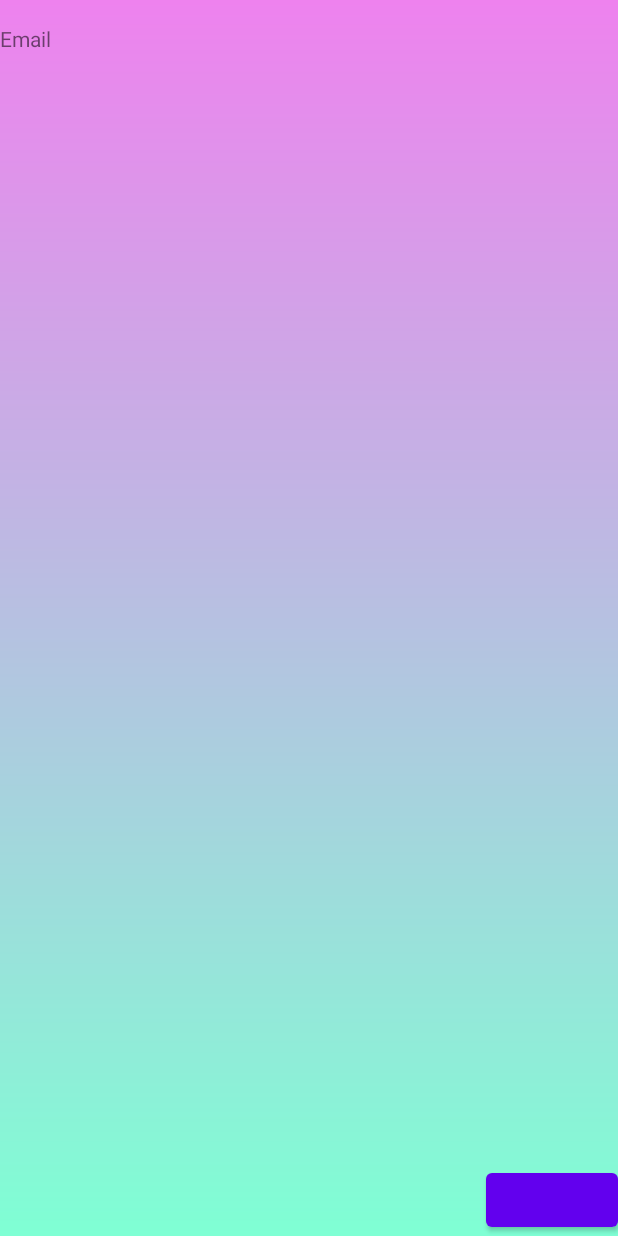
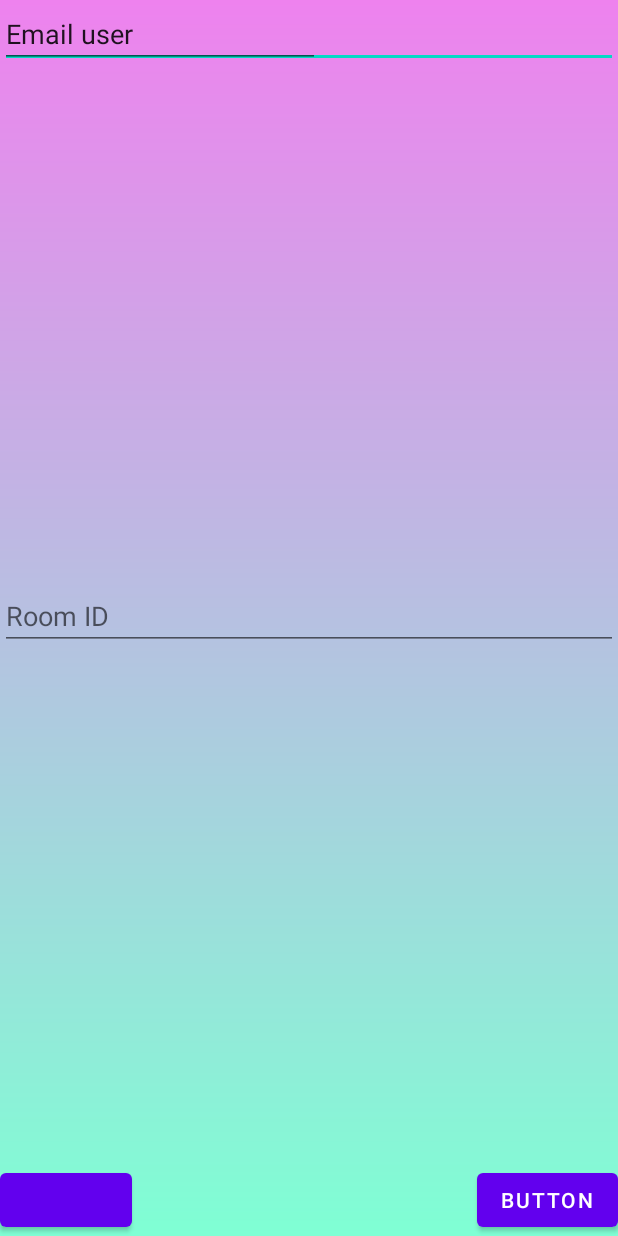
Before and after one commit to nhathuy19135/MobileDev2022, an Android app: the screen it shows after launch once a user with an empty profile is signed in (HomePage), on a phone screen of 412 x 824 dp. Run offline under Robolectric (Android 15) with nearby library versions, the phone set to English and light mode, and no system bars; our stand-ins replace Firebase (no records; nobody signed in at launch, a user with empty details on screens opened directly).

Commit message:
Anh finished chat real time in  basic level

```diff
--- a/app/src/main/java/com/example/mobiledev2022/HomePage.java
+++ b/app/src/main/java/com/example/mobiledev2022/HomePage.java
@@ -5,25 +5,42 @@ import android.os.Bundle;
 import android.view.Menu;
 import android.view.View;
 import android.widget.Button;
+import android.widget.EditText;
 import android.widget.TextView;
 
 import androidx.appcompat.app.AppCompatActivity;
 
 import com.google.firebase.auth.FirebaseAuth;
 
+
 public class HomePage extends AppCompatActivity {
     private FirebaseAuth firebaseAuth;
     private TextView textView;
     private Button button_logout;
+    private Button button_chatRoom;
+    private EditText roomID;
     @Override
     protected void onCreate(Bundle savedInstanceState) {
         super.onCreate(savedInstanceState);
         setContentView(R.layout.activity_home_page);
         firebaseAuth = FirebaseAuth.getInstance();
-        String name= firebaseAuth.getCurrentUser().getEmail().toString();
-        textView = findViewById(R.id.icon_homepage);
-        textView.setText("Email "+name);
+        String userEmail= firebaseAuth.getCurrentUser().getUid().toString();
+        button_chatRoom = findViewById(R.id.button_roomChat);
+        textView = findViewById(R.id.toolbar1);
+        textView.setText("Email "+userEmail);
         button_logout =  findViewById(R.id.button_logout);
+        roomID = findViewById(R.id.roomID);
+
+        button_chatRoom.setOnClickListener(new View.OnClickListener() {
+            @Override
+            public void onClick(View view) {
+                String room = roomID.getText().toString();
+                Intent intent = new Intent(HomePage.this,Chat.class);
+                intent.putExtra("userEmail",userEmail);
+                intent.putExtra("room",room);
+                startActivity(intent);
+            }
+        });
         button_logout.setOnClickListener(new View.OnClickListener() {
             @Override
             public void onClick(View view) {
@@ -32,6 +49,7 @@ public class HomePage extends AppCompatActivity {
                 finish();
             }
         });
+
     }
     @Override
     public  boolean onCreateOptionsMenu(Menu menu) {
--- a/app/src/main/res/layout/activity_home_page.xml
+++ b/app/src/main/res/layout/activity_home_page.xml
@@ -1,26 +1,57 @@
 <?xml version="1.0" encoding="utf-8"?>
 <androidx.constraintlayout.widget.ConstraintLayout xmlns:android="http://schemas.android.com/apk/res/android"
-xmlns:app="http://schemas.android.com/apk/res-auto"
-xmlns:tools="http://schemas.android.com/tools"
-android:layout_width="match_parent"
-android:layout_height="match_parent"
-android:background="@drawable/background"
-tools:context=".MainActivity">
+    xmlns:app="http://schemas.android.com/apk/res-auto"
+    xmlns:tools="http://schemas.android.com/tools"
+    android:layout_width="match_parent"
+    android:layout_height="match_parent"
+    android:background="@drawable/background"
+    tools:context=".HomePage">
 
-    <TextView
-        android:id="@+id/icon_homepage"
+    <EditText
+        android:id="@+id/toolbar1"
+        android:layout_width="match_parent"
+        android:layout_height="wrap_content"
+        tools:ignore="MissingConstraints" />
+
+    <AutoCompleteTextView
+        android:id="@+id/autoCompleteTextView1"
         android:layout_width="wrap_content"
+        android:layout_height="0dp"
+        android:layout_above="@+id/button_logout"
+        android:layout_below="@+id/toolbar1"
+        android:layout_marginTop="54dp"
+        android:layout_marginBottom="584dp"
+        android:ems="10"
+        tools:ignore="MissingConstraints" />
+
+    <EditText
+        android:id="@+id/roomID"
+        android:layout_width="match_parent"
         android:layout_height="wrap_content"
-        android:layout_marginTop="16dp"
-        app:layout_constraintStart_toStartOf="parent"
-        app:layout_constraintTop_toTopOf="parent"
-        android:text="App Chat"
-        />
+        android:hint="Room ID"
+        android:inputType="text"
+        app:layout_constraintBottom_toTopOf="@+id/button_roomChat"
+        app:layout_constraintTop_toBottomOf="@+id/toolbar1" />
 
     <Button
         android:id="@+id/button_logout"
         android:layout_width="wrap_content"
         android:layout_height="wrap_content"
+        android:layout_alignParentEnd="true"
+        android:layout_alignParentBottom="true"
         app:layout_constraintBottom_toBottomOf="parent"
-        app:layout_constraintEnd_toEndOf="parent" />
+        tools:ignore="MissingConstraints" />
+
+    <Button
+        android:id="@+id/button_roomChat"
+        android:layout_width="wrap_content"
+        android:layout_height="wrap_content"
+        android:layout_alignParentEnd="true"
+        android:layout_alignParentBottom="true"
+        android:text="Button"
+        app:layout_constraintBottom_toBottomOf="parent"
+        app:layout_constraintEnd_toEndOf="parent"
+        tools:ignore="MissingConstraints" />
+
+
 </androidx.constraintlayout.widget.ConstraintLayout>
--- a/build.gradle
+++ b/build.gradle
@@ -1,4 +1,7 @@
 buildscript {
+    repositories {
+        jcenter()
+    }
     dependencies {
         classpath 'com.google.gms:google-services:4.3.14'
     }
```
Also changed, not shown: app/build.gradle (+6 -3 lines), app/src/main/AndroidManifest.xml (+5 -2 lines), app/src/main/java/com/example/mobiledev2022/Chat.java (added, +104 -0 lines), app/src/main/java/com/example/mobiledev2022/MainActivity.java (+3 -7 lines), app/src/main/java/database/Entity/Message.java (added, +47 -0 lines), app/src/main/java/database/patient/PatientService.java (+22 -0 lines), app/src/main/java/database/services/Message.java (added, +43 -0 lines), app/src/main/java/database/services/MessageAdapter.java (added, +56 -0 lines), app/src/main/res/layout/activity_chat.xml (added, +49 -0 lines), app/src/main/res/layout/activity_main.xml (+11 -8 lines), app/src/main/res/layout/chatline.xml (added, +30 -0 lines), 1 other file.
